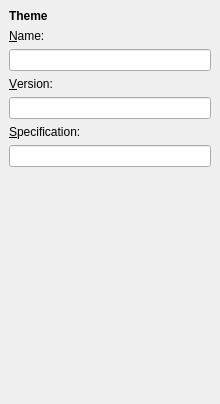
Before: the Qt Designer form cokoon/cokoon/themeeditor/edit_theme.ui in mathieujobin/kde-playground-artwork, drawn with Qt 5.
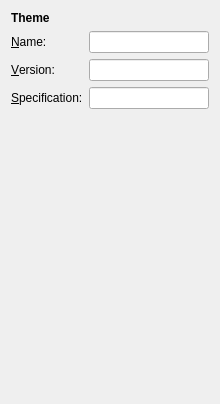
After: the same form once the commit is applied.

Commit message: undo support, dirwatcher for themes, ui reorganization..

```diff
--- a/cokoon/cokoon/themeeditor/edit_theme.ui
+++ b/cokoon/cokoon/themeeditor/edit_theme.ui
@@ -9,30 +9,15 @@
     <height>404</height>
    </rect>
   </property>
-  <layout class="QVBoxLayout" >
-   <property name="spacing" >
-    <number>6</number>
-   </property>
-   <property name="leftMargin" >
-    <number>9</number>
-   </property>
-   <property name="topMargin" >
-    <number>9</number>
-   </property>
-   <property name="rightMargin" >
-    <number>9</number>
-   </property>
-   <property name="bottomMargin" >
-    <number>9</number>
-   </property>
-   <item>
+  <layout class="QGridLayout" >
+   <item row="0" column="0" colspan="2" >
     <widget class="QLabel" name="label_4" >
      <property name="text" >
       <string>&lt;b>Theme&lt;/b></string>
      </property>
     </widget>
    </item>
-   <item>
+   <item row="1" column="0" >
     <widget class="QLabel" name="label" >
      <property name="text" >
       <string>&amp;Name:</string>
@@ -42,10 +27,10 @@
      </property>
     </widget>
    </item>
-   <item>
+   <item row="1" column="1" >
     <widget class="QLineEdit" name="name" />
    </item>
-   <item>
+   <item row="2" column="0" >
     <widget class="QLabel" name="label_5" >
      <property name="text" >
       <string>&amp;Version:</string>
@@ -55,10 +40,10 @@
      </property>
     </widget>
    </item>
-   <item>
+   <item row="2" column="1" >
     <widget class="QLineEdit" name="version" />
    </item>
-   <item>
+   <item row="3" column="0" >
     <widget class="QLabel" name="label_3" >
      <property name="text" >
       <string>&amp;Specification:</string>
@@ -68,18 +53,18 @@
      </property>
     </widget>
    </item>
-   <item>
+   <item row="3" column="1" >
     <widget class="QLineEdit" name="spec" />
    </item>
-   <item>
+   <item row="4" column="1" >
     <spacer>
      <property name="orientation" >
       <enum>Qt::Vertical</enum>
      </property>
      <property name="sizeHint" >
       <size>
-       <width>202</width>
-       <height>191</height>
+       <width>71</width>
+       <height>204</height>
       </size>
      </property>
     </spacer>
```
The commit also changes 24 other files.
